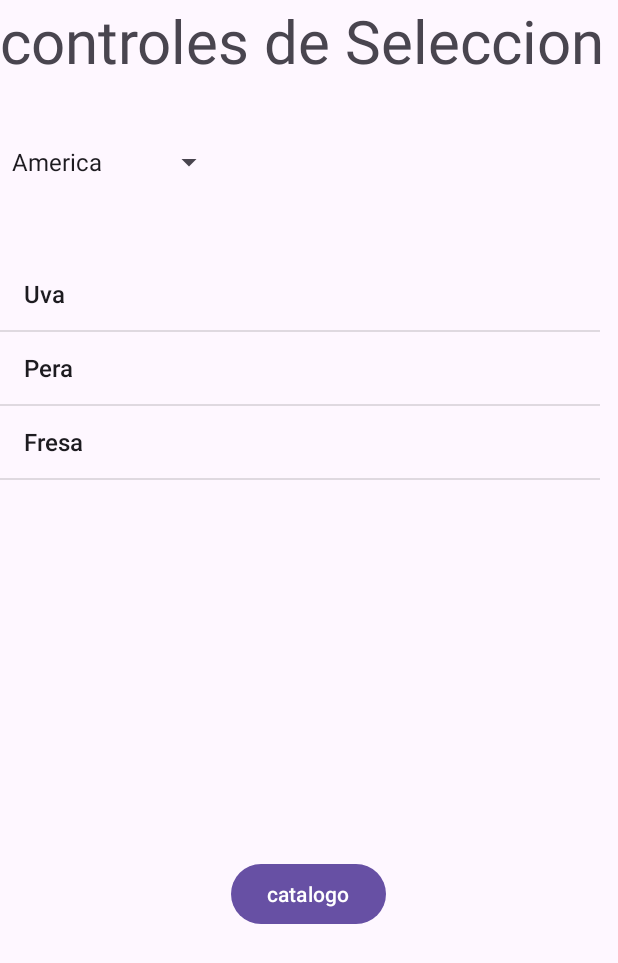
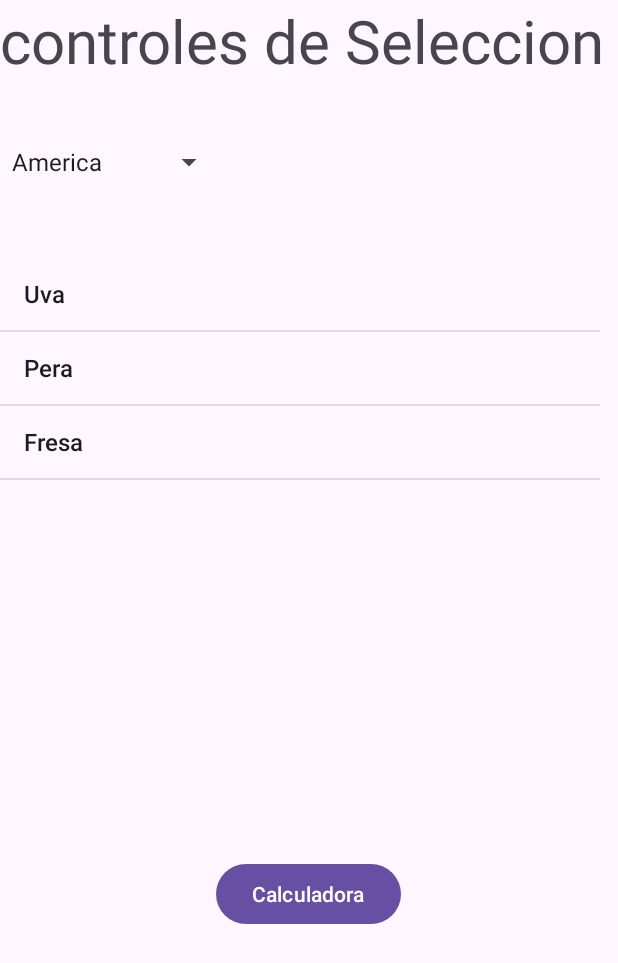
Before and after one commit to Edinson2005/App2, an Android app: the screen it shows after launch (MainActivity), on a phone screen of 412 x 824 dp. Shown: the top 963 px of the screen. Run offline under Robolectric (Android 15) with nearby library versions, the phone set to English and light mode, and no system bars.

Commit message:
arreglo calculadora

```diff
--- a/app/src/main/java/com/edinson/controledeseleccion/Ejercicio2.java
+++ b/app/src/main/java/com/edinson/controledeseleccion/Ejercicio2.java
@@ -37,6 +37,8 @@ public class Ejercicio2 extends AppCompatActivity {
         btnCalculate = findViewById(R.id.btnCalculate);
         tvResult = findViewById(R.id.tvResult);
 
+        etPrice.setText("100000");
+
         cbDiscount.setOnCheckedChangeListener((buttonView, isChecked) -> {
             etDiscount.setEnabled(isChecked);
             if (isChecked) {
--- a/app/src/main/res/layout/activity_main.xml
+++ b/app/src/main/res/layout/activity_main.xml
@@ -33,7 +33,7 @@
         android:layout_width="wrap_content"
         android:layout_height="wrap_content"
         android:layout_gravity="center"
-        android:text="catalogo"/>
+        android:text="Calculadora"/>
 
 
 </LinearLayout>
```
